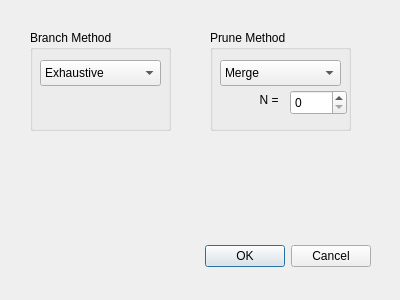
Qt form NUView/OfflineLocalisationSettingsDialog.ui (NUbots/robocup) before a commit.
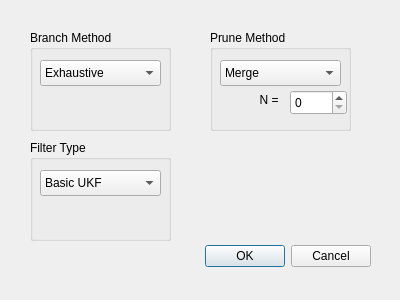
The same form after that commit.

Commit message: Added Filter type to options to allow single simulation to be done with different filters.

The edit to the form file:
```diff
--- a/NUView/OfflineLocalisationSettingsDialog.ui
+++ b/NUView/OfflineLocalisationSettingsDialog.ui
@@ -141,6 +141,39 @@
     </item>
    </widget>
   </widget>
+  <widget class="QGroupBox" name="FilteTypeGroupBox">
+   <property name="geometry">
+    <rect>
+     <x>30</x>
+     <y>140</y>
+     <width>141</width>
+     <height>101</height>
+    </rect>
+   </property>
+   <property name="title">
+    <string>Filter Type</string>
+   </property>
+   <widget class="QComboBox" name="FilterTypeComboBox">
+    <property name="geometry">
+     <rect>
+      <x>10</x>
+      <y>30</y>
+      <width>121</width>
+      <height>26</height>
+     </rect>
+    </property>
+    <item>
+     <property name="text">
+      <string>Basic UKF</string>
+     </property>
+    </item>
+    <item>
+     <property name="text">
+      <string>Sequential UKF</string>
+     </property>
+    </item>
+   </widget>
+  </widget>
  </widget>
  <resources/>
  <connections>
```
The commit also changes 1 other file.
